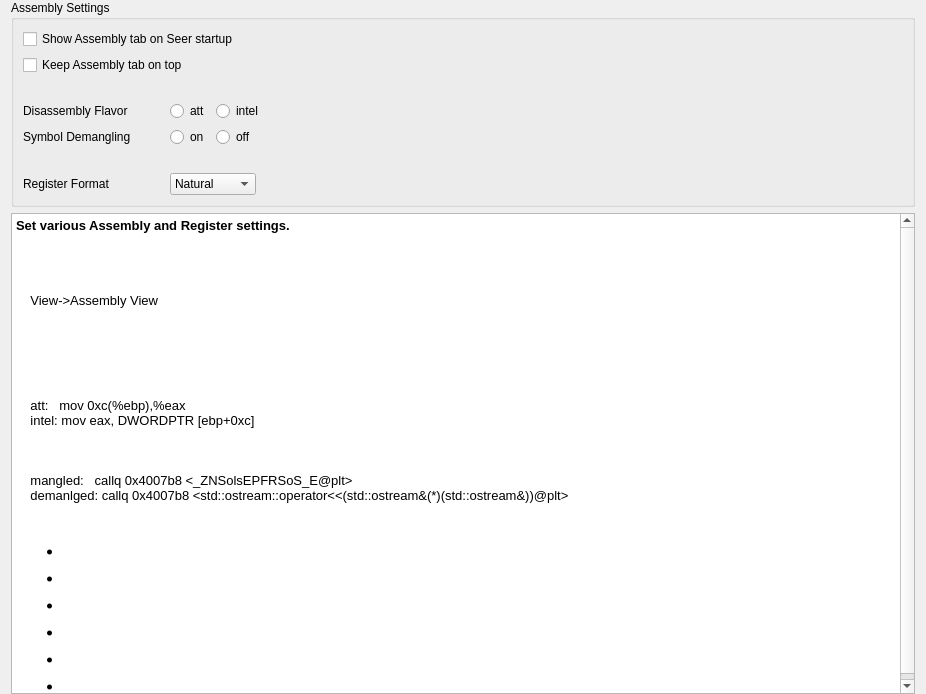
First picture: the form in src/SeerAssemblyConfigPage.ui, repository epasveer/seer, before the edit.
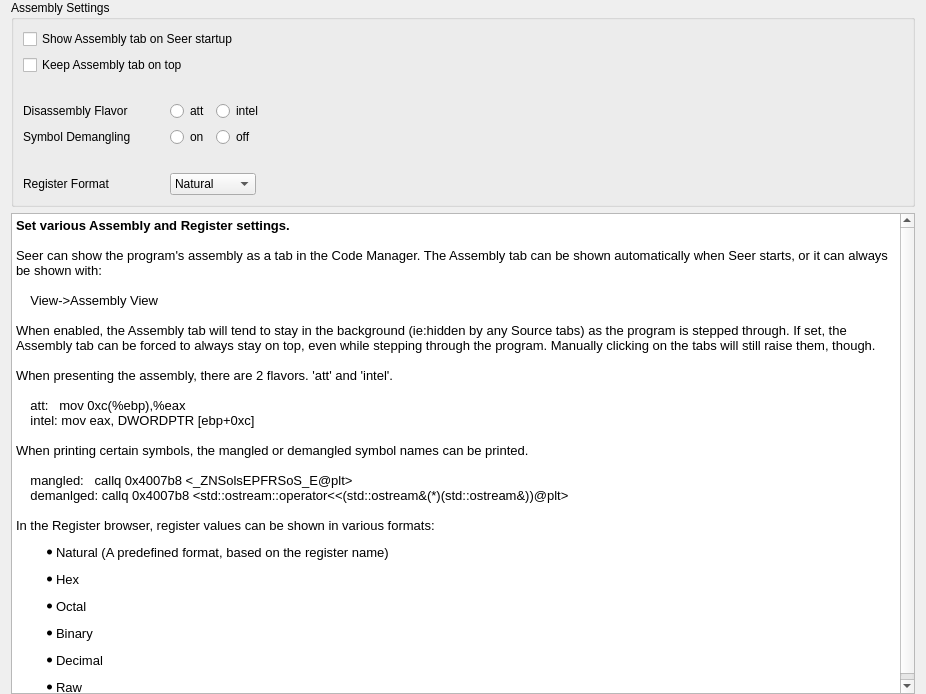
Second picture: the form after the edit.

Commit message: Try fixing Assembly help doc again.

The edit to the form file:
```diff
--- a/src/SeerAssemblyConfigPage.ui
+++ b/src/SeerAssemblyConfigPage.ui
@@ -301,27 +301,27 @@
 &lt;/style&gt;&lt;/head&gt;&lt;body style=&quot; font-family:'Noto Sans'; font-size:10pt; font-weight:400; font-style:normal;&quot;&gt;
 &lt;p style=&quot; margin-top:0px; margin-bottom:0px; margin-left:0px; margin-right:0px; -qt-block-indent:0; text-indent:0px;&quot;&gt;&lt;span style=&quot; font-weight:600;&quot;&gt;Set various Assembly and Register settings.&lt;/span&gt;&lt;/p&gt;
 &lt;p style=&quot;-qt-paragraph-type:empty; margin-top:0px; margin-bottom:0px; margin-left:0px; margin-right:0px; -qt-block-indent:0; text-indent:0px;&quot;&gt;&lt;br /&gt;&lt;/p&gt;
-&lt;p style=&quot; margin-top:0px; margin-bottom:0px; margin-left:0px; margin-right:0px; -qt-block-indent:0; text-indent:0px;&quot;&gt;&lt;span style=&quot; color:#ffffff; background-color:transparent;&quot;&gt;Seer can show the program's assembly as a tab in the Code Manager. The Assembly tab can be shown automatically when Seer starts, or it can always be shown with:&lt;/span&gt;&lt;/p&gt;
-&lt;p style=&quot;-qt-paragraph-type:empty; margin-top:0px; margin-bottom:0px; margin-left:0px; margin-right:0px; -qt-block-indent:0; text-indent:0px; color:#ffffff;&quot;&gt;&lt;br /&gt;&lt;/p&gt;
+&lt;p style=&quot; margin-top:0px; margin-bottom:0px; margin-left:0px; margin-right:0px; -qt-block-indent:0; text-indent:0px;&quot;&gt;&lt;span style=&quot; background-color:transparent;&quot;&gt;Seer can show the program's assembly as a tab in the Code Manager. The Assembly tab can be shown automatically when Seer starts, or it can always be shown with:&lt;/span&gt;&lt;/p&gt;
+&lt;p style=&quot;-qt-paragraph-type:empty; margin-top:0px; margin-bottom:0px; margin-left:0px; margin-right:0px; -qt-block-indent:0; text-indent:0px;&quot;&gt;&lt;br /&gt;&lt;/p&gt;
 &lt;p style=&quot; margin-top:0px; margin-bottom:0px; margin-left:0px; margin-right:0px; -qt-block-indent:0; text-indent:0px;&quot;&gt;&lt;span style=&quot; font-family:'Monospace';&quot;&gt;    View-&amp;gt;Assembly View&lt;/span&gt;&lt;/p&gt;
 &lt;p style=&quot;-qt-paragraph-type:empty; margin-top:0px; margin-bottom:0px; margin-left:0px; margin-right:0px; -qt-block-indent:0; text-indent:0px; font-family:'Monospace';&quot;&gt;&lt;br /&gt;&lt;/p&gt;
-&lt;p style=&quot; margin-top:0px; margin-bottom:0px; margin-left:0px; margin-right:0px; -qt-block-indent:0; text-indent:0px;&quot;&gt;&lt;span style=&quot; color:#ffffff; background-color:transparent;&quot;&gt;When enabled, the Assembly tab will tend to stay in the background (ie:hidden by any Source tabs) as the program is stepped through. If set, the Assembly tab can be forced to always stay on top, even while stepping through the program. Manually clicking on the tabs will still raise them, though.&lt;/span&gt;&lt;/p&gt;
-&lt;p style=&quot;-qt-paragraph-type:empty; margin-top:0px; margin-bottom:0px; margin-left:0px; margin-right:0px; -qt-block-indent:0; text-indent:0px; color:#ffffff;&quot;&gt;&lt;br /&gt;&lt;/p&gt;
-&lt;p style=&quot; margin-top:0px; margin-bottom:0px; margin-left:0px; margin-right:0px; -qt-block-indent:0; text-indent:0px;&quot;&gt;&lt;span style=&quot; color:#ffffff; background-color:transparent;&quot;&gt;When presenting the assembly, there are 2 flavors. 'att' and 'intel'.&lt;/span&gt;&lt;/p&gt;
-&lt;p style=&quot;-qt-paragraph-type:empty; margin-top:0px; margin-bottom:0px; margin-left:0px; margin-right:0px; -qt-block-indent:0; text-indent:0px; color:#ffffff;&quot;&gt;&lt;br /&gt;&lt;/p&gt;
+&lt;p style=&quot; margin-top:0px; margin-bottom:0px; margin-left:0px; margin-right:0px; -qt-block-indent:0; text-indent:0px;&quot;&gt;&lt;span style=&quot; background-color:transparent;&quot;&gt;When enabled, the Assembly tab will tend to stay in the background (ie:hidden by any Source tabs) as the program is stepped through. If set, the Assembly tab can be forced to always stay on top, even while stepping through the program. Manually clicking on the tabs will still raise them, though.&lt;/span&gt;&lt;/p&gt;
+&lt;p style=&quot;-qt-paragraph-type:empty; margin-top:0px; margin-bottom:0px; margin-left:0px; margin-right:0px; -qt-block-indent:0; text-indent:0px;&quot;&gt;&lt;br /&gt;&lt;/p&gt;
+&lt;p style=&quot; margin-top:0px; margin-bottom:0px; margin-left:0px; margin-right:0px; -qt-block-indent:0; text-indent:0px;&quot;&gt;&lt;span style=&quot; background-color:transparent;&quot;&gt;When presenting the assembly, there are 2 flavors. 'att' and 'intel'.&lt;/span&gt;&lt;/p&gt;
+&lt;p style=&quot;-qt-paragraph-type:empty; margin-top:0px; margin-bottom:0px; margin-left:0px; margin-right:0px; -qt-block-indent:0; text-indent:0px;&quot;&gt;&lt;br /&gt;&lt;/p&gt;
 &lt;p style=&quot; margin-top:0px; margin-bottom:0px; margin-left:0px; margin-right:0px; -qt-block-indent:0; text-indent:0px;&quot;&gt;&lt;span style=&quot; font-family:'Monospace';&quot;&gt;    att:   mov 0xc(%ebp),%eax&lt;br /&gt;    intel: mov eax, DWORDPTR [ebp+0xc]&lt;/span&gt;&lt;/p&gt;
 &lt;p style=&quot;-qt-paragraph-type:empty; margin-top:0px; margin-bottom:0px; margin-left:0px; margin-right:0px; -qt-block-indent:0; text-indent:0px; font-family:'Monospace';&quot;&gt;&lt;br /&gt;&lt;/p&gt;
-&lt;p style=&quot; margin-top:0px; margin-bottom:0px; margin-left:0px; margin-right:0px; -qt-block-indent:0; text-indent:0px;&quot;&gt;&lt;span style=&quot; color:#ffffff; background-color:transparent;&quot;&gt;When printing certain symbols, the mangled or demangled symbol names can be printed.&lt;/span&gt;&lt;/p&gt;
-&lt;p style=&quot;-qt-paragraph-type:empty; margin-top:0px; margin-bottom:0px; margin-left:0px; margin-right:0px; -qt-block-indent:0; text-indent:0px; color:#ffffff;&quot;&gt;&lt;br /&gt;&lt;/p&gt;
+&lt;p style=&quot; margin-top:0px; margin-bottom:0px; margin-left:0px; margin-right:0px; -qt-block-indent:0; text-indent:0px;&quot;&gt;&lt;span style=&quot; background-color:transparent;&quot;&gt;When printing certain symbols, the mangled or demangled symbol names can be printed.&lt;/span&gt;&lt;/p&gt;
+&lt;p style=&quot;-qt-paragraph-type:empty; margin-top:0px; margin-bottom:0px; margin-left:0px; margin-right:0px; -qt-block-indent:0; text-indent:0px;&quot;&gt;&lt;br /&gt;&lt;/p&gt;
 &lt;p style=&quot; margin-top:0px; margin-bottom:0px; margin-left:0px; margin-right:0px; -qt-block-indent:0; text-indent:0px;&quot;&gt;&lt;span style=&quot; font-family:'Monospace';&quot;&gt;    mangled:   callq 0x4007b8 &amp;lt;_ZNSolsEPFRSoS_E@plt&amp;gt;&lt;br /&gt;    demanlged: callq 0x4007b8 &amp;lt;std::ostream::operator&amp;lt;&amp;lt;(std::ostream&amp;amp;(*)(std::ostream&amp;amp;))@plt&amp;gt;&lt;/span&gt;&lt;/p&gt;
 &lt;p style=&quot;-qt-paragraph-type:empty; margin-top:0px; margin-bottom:0px; margin-left:0px; margin-right:0px; -qt-block-indent:0; text-indent:0px; font-family:'Monospace';&quot;&gt;&lt;br /&gt;&lt;/p&gt;
-&lt;p style=&quot; margin-top:0px; margin-bottom:0px; margin-left:0px; margin-right:0px; -qt-block-indent:0; text-indent:0px;&quot;&gt;&lt;span style=&quot; color:#ffffff; background-color:transparent;&quot;&gt;In the Register browser, register values can be shown in various formats:&lt;/span&gt;&lt;/p&gt;
-&lt;ul style=&quot;margin-top: 0px; margin-bottom: 0px; margin-left: 0px; margin-right: 0px; -qt-list-indent: 1;&quot;&gt;&lt;li style=&quot; color:#ffffff;&quot; style=&quot; margin-top:12px; margin-bottom:12px; margin-left:0px; margin-right:0px; -qt-block-indent:0; text-indent:0px;&quot;&gt;&lt;span style=&quot; background-color:transparent;&quot;&gt;Natural (A predefined format, based on the register name)&lt;/span&gt;&lt;/li&gt;
-&lt;li style=&quot; color:#ffffff; background-color:transparent;&quot; style=&quot; margin-top:12px; margin-bottom:12px; margin-left:0px; margin-right:0px; -qt-block-indent:0; text-indent:0px;&quot;&gt;Hex&lt;/li&gt;
-&lt;li style=&quot; color:#ffffff; background-color:transparent;&quot; style=&quot; margin-top:12px; margin-bottom:12px; margin-left:0px; margin-right:0px; -qt-block-indent:0; text-indent:0px;&quot;&gt;Octal&lt;/li&gt;
-&lt;li style=&quot; color:#ffffff; background-color:transparent;&quot; style=&quot; margin-top:12px; margin-bottom:12px; margin-left:0px; margin-right:0px; -qt-block-indent:0; text-indent:0px;&quot;&gt;Binary&lt;/li&gt;
-&lt;li style=&quot; color:#ffffff; background-color:transparent;&quot; style=&quot; margin-top:12px; margin-bottom:12px; margin-left:0px; margin-right:0px; -qt-block-indent:0; text-indent:0px;&quot;&gt;Decimal&lt;/li&gt;
-&lt;li style=&quot; color:#ffffff; background-color:transparent;&quot; style=&quot; margin-top:12px; margin-bottom:12px; margin-left:0px; margin-right:0px; -qt-block-indent:0; text-indent:0px;&quot;&gt;Raw&lt;/li&gt;&lt;/ul&gt;&lt;/body&gt;&lt;/html&gt;</string>
+&lt;p style=&quot; margin-top:0px; margin-bottom:0px; margin-left:0px; margin-right:0px; -qt-block-indent:0; text-indent:0px;&quot;&gt;&lt;span style=&quot; background-color:transparent;&quot;&gt;In the Register browser, register values can be shown in various formats:&lt;/span&gt;&lt;/p&gt;
+&lt;ul style=&quot;margin-top: 0px; margin-bottom: 0px; margin-left: 0px; margin-right: 0px; -qt-list-indent: 1;&quot;&gt;&lt;li style=&quot;&quot; style=&quot; margin-top:12px; margin-bottom:12px; margin-left:0px; margin-right:0px; -qt-block-indent:0; text-indent:0px;&quot;&gt;&lt;span style=&quot; background-color:transparent;&quot;&gt;Natural (A predefined format, based on the register name)&lt;/span&gt;&lt;/li&gt;
+&lt;li style=&quot; background-color:transparent;&quot; style=&quot; margin-top:12px; margin-bottom:12px; margin-left:0px; margin-right:0px; -qt-block-indent:0; text-indent:0px;&quot;&gt;Hex&lt;/li&gt;
+&lt;li style=&quot; background-color:transparent;&quot; style=&quot; margin-top:12px; margin-bottom:12px; margin-left:0px; margin-right:0px; -qt-block-indent:0; text-indent:0px;&quot;&gt;Octal&lt;/li&gt;
+&lt;li style=&quot; background-color:transparent;&quot; style=&quot; margin-top:12px; margin-bottom:12px; margin-left:0px; margin-right:0px; -qt-block-indent:0; text-indent:0px;&quot;&gt;Binary&lt;/li&gt;
+&lt;li style=&quot; background-color:transparent;&quot; style=&quot; margin-top:12px; margin-bottom:12px; margin-left:0px; margin-right:0px; -qt-block-indent:0; text-indent:0px;&quot;&gt;Decimal&lt;/li&gt;
+&lt;li style=&quot; background-color:transparent;&quot; style=&quot; margin-top:12px; margin-bottom:12px; margin-left:0px; margin-right:0px; -qt-block-indent:0; text-indent:0px;&quot;&gt;Raw&lt;/li&gt;&lt;/ul&gt;&lt;/body&gt;&lt;/html&gt;</string>
      </property>
     </widget>
    </item>
```
Left out of the diff: 2 changed lines with no effect on the pictures.
